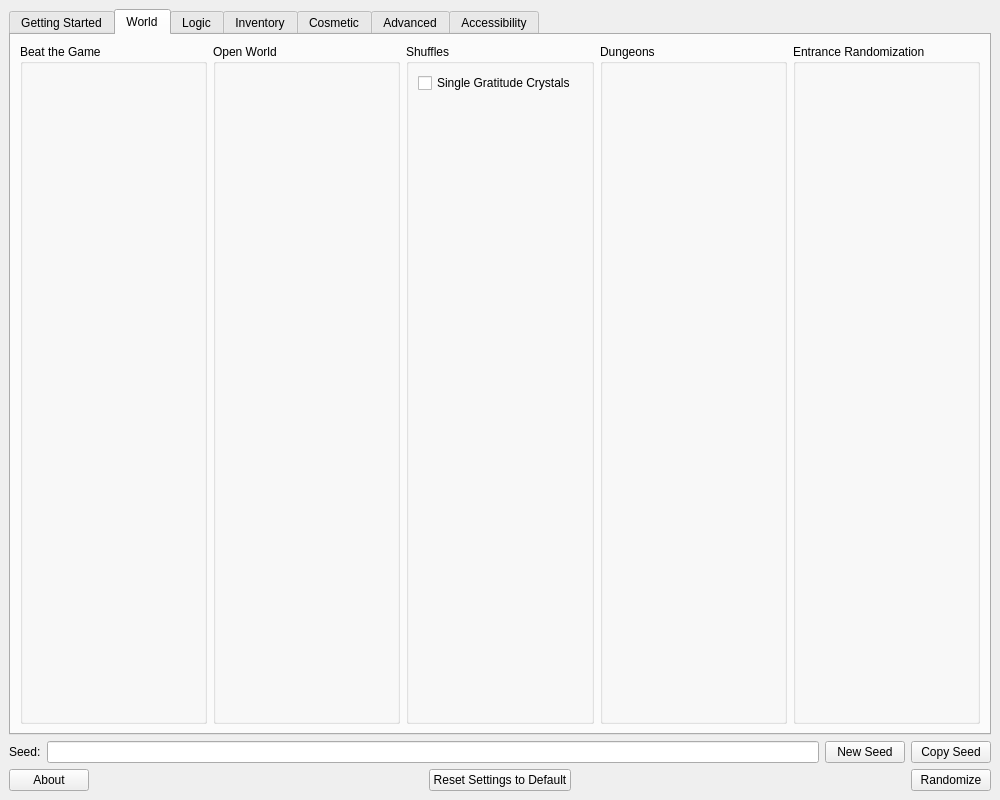
Qt form gui/ui/main.ui (mint-choc-chip-skyblade/sshd-rando) before a commit.
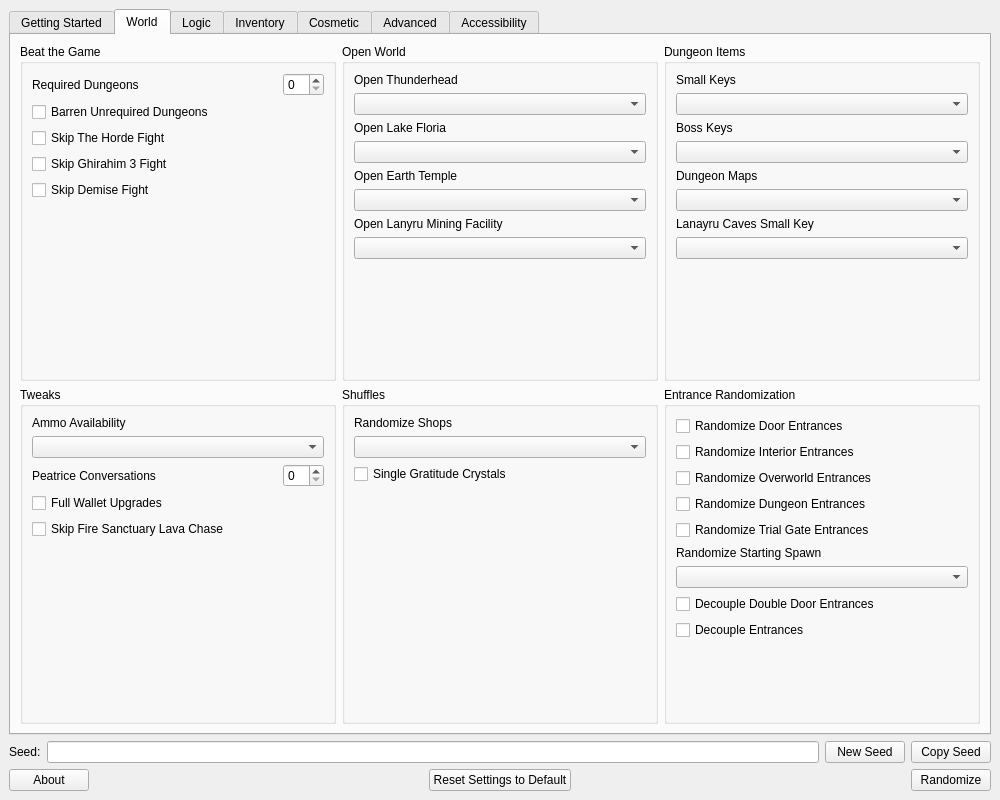
The same form after that commit. The open tabs and pages were chosen to show the change.

Commit message: Load and save most settings from config.yaml

What changed in the file:
```diff
--- a/gui/ui/main.ui
+++ b/gui/ui/main.ui
@@ -377,57 +377,23 @@
        <attribute name="title">
         <string>World</string>
        </attribute>
-       <layout class="QHBoxLayout" name="horizontalLayout_5">
-        <item>
-         <widget class="QGroupBox" name="beat_the_game_group_box">
-          <property name="title">
-           <string>Beat the Game</string>
-          </property>
-          <layout class="QVBoxLayout" name="verticalLayout_13">
-           <item>
-            <spacer name="beat_the_game_vspacer">
-             <property name="orientation">
-              <enum>Qt::Vertical</enum>
-             </property>
-             <property name="sizeHint" stdset="0">
-              <size>
-               <width>20</width>
-               <height>40</height>
-              </size>
-             </property>
-            </spacer>
-           </item>
-          </layout>
-         </widget>
-        </item>
-        <item>
-         <widget class="QGroupBox" name="open_world_group_box">
-          <property name="title">
-           <string>Open World</string>
-          </property>
-          <layout class="QVBoxLayout" name="verticalLayout_14">
-           <item>
-            <spacer name="open_world_vspacer">
-             <property name="orientation">
-              <enum>Qt::Vertical</enum>
-             </property>
-             <property name="sizeHint" stdset="0">
-              <size>
-               <width>20</width>
-               <height>40</height>
-              </size>
-             </property>
-            </spacer>
-           </item>
-          </layout>
-         </widget>
-        </item>
-        <item>
+       <layout class="QGridLayout" name="gridLayout_2">
+        <item row="1" column="1">
          <widget class="QGroupBox" name="shuffles_group_box">
           <property name="title">
            <string>Shuffles</string>
           </property>
           <layout class="QVBoxLayout" name="verticalLayout_15">
+           <item>
+            <widget class="QLabel" name="randomized_shops_label">
+             <property name="text">
+              <string>Randomize Shops</string>
+             </property>
+            </widget>
+           </item>
+           <item>
+            <widget class="QComboBox" name="setting_randomized_shops"/>
+           </item>
            <item>
             <widget class="QCheckBox" name="setting_shuffle_single_gratitude_crystals">
              <property name="text">
@@ -451,34 +417,71 @@
           </layout>
          </widget>
         </item>
-        <item>
-         <widget class="QGroupBox" name="dungeons_group_box">
-          <property name="title">
-           <string>Dungeons</string>
-          </property>
-          <layout class="QVBoxLayout" name="verticalLayout_16">
-           <item>
-            <spacer name="dungeons_vspacer">
-             <property name="orientation">
-              <enum>Qt::Vertical</enum>
-             </property>
-             <property name="sizeHint" stdset="0">
-              <size>
-               <width>20</width>
-               <height>40</height>
-              </size>
-             </property>
-            </spacer>
-           </item>
-          </layout>
-         </widget>
-        </item>
-        <item>
+        <item row="1" column="2">
          <widget class="QGroupBox" name="entrance_randomization_group_box">
           <property name="title">
            <string>Entrance Randomization</string>
           </property>
           <layout class="QVBoxLayout" name="verticalLayout_17">
+           <item>
+            <widget class="QCheckBox" name="setting_randomize_door_entrances">
+             <property name="text">
+              <string>Randomize Door Entrances</string>
+             </property>
+            </widget>
+           </item>
+           <item>
+            <widget class="QCheckBox" name="setting_randomize_interior_entrances">
+             <property name="text">
+              <string>Randomize Interior Entrances</string>
+             </property>
+            </widget>
+           </item>
+           <item>
+            <widget class="QCheckBox" name="setting_randomize_overworld_entrances">
+             <property name="text">
+              <string>Randomize Overworld Entrances</string>
+             </property>
+            </widget>
+           </item>
+           <item>
+            <widget class="QCheckBox" name="setting_randomize_dungeon_entrances">
+             <property name="text">
+              <string>Randomize Dungeon Entrances</string>
+             </property>
+            </widget>
+           </item>
+           <item>
+            <widget class="QCheckBox" name="setting_randomize_trial_gate_entrances">
+             <property name="text">
+              <string>Randomize Trial Gate Entrances</string>
+             </property>
+            </widget>
+           </item>
+           <item>
+            <widget class="QLabel" name="random_starting_spawn_label">
+             <property name="text">
+              <string>Randomize Starting Spawn</string>
+             </property>
+            </widget>
+           </item>
+           <item>
+            <widget class="QComboBox" name="setting_random_starting_spawn"/>
+           </item>
+           <item>
+            <widget class="QCheckBox" name="setting_decouple_double_doors">
+             <property name="text">
+              <string>Decouple Double Door Entrances</string>
+             </property>
+            </widget>
+           </item>
+           <item>
+            <widget class="QCheckBox" name="setting_decouple_entrances">
+             <property name="text">
+              <string>Decouple Entrances</string>
+             </property>
+            </widget>
+           </item>
            <item>
             <spacer name="entrance_randomization_vspacer">
              <property name="orientation">
@@ -495,6 +498,274 @@
           </layout>
          </widget>
         </item>
+        <item row="0" column="1">
+         <widget class="QGroupBox" name="open_world_group_box">
+          <property name="title">
+           <string>Open World</string>
+          </property>
+          <layout class="QVBoxLayout" name="verticalLayout_14">
+           <item>
+            <widget class="QLabel" name="open_thunderhead_label">
+             <property name="text">
+              <string>Open Thunderhead</string>
+             </property>
+            </widget>
+           </item>
+           <item>
+            <widget class="QComboBox" name="setting_open_thunderhead"/>
+           </item>
+           <item>
+            <widget class="QLabel" name="open_lake_floria_label">
+             <property name="text">
+              <string>Open Lake Floria</string>
+             </property>
+            </widget>
+           </item>
+           <item>
+            <widget class="QComboBox" name="setting_open_lake_floria"/>
+           </item>
+           <item>
+            <widget class="QLabel" name="open_earth_temple_label">
+             <property name="text">
+              <string>Open Earth Temple</string>
+             </property>
+            </widget>
+           </item>
+           <item>
+            <widget class="QComboBox" name="setting_open_earth_temple"/>
+           </item>
+           <item>
+            <widget class="QLabel" name="open_lmf_label">
+             <property name="text">
+              <string>Open Lanyru Mining Facility</string>
+             </property>
+            </widget>
+           </item>
+           <item>
+            <widget class="QComboBox" name="setting_open_lmf"/>
+           </item>
+           <item>
+            <spacer name="open_world_vspacer">
+             <property name="orientation">
+              <enum>Qt::Vertical</enum>
+             </property>
+             <property name="sizeHint" stdset="0">
+              <size>
+               <width>20</width>
+               <height>40</height>
+              </size>
+             </property>
+            </spacer>
+           </item>
+          </layout>
+         </widget>
+        </item>
+        <item row="1" column="0">
+         <widget class="QGroupBox" name="tweaks_group_box">
+          <property name="title">
+           <string>Tweaks</string>
+          </property>
+          <layout class="QVBoxLayout" name="verticalLayout">
+           <item>
+            <widget class="QLabel" name="ammo_availability_label">
+             <property name="text">
+              <string>Ammo Availability</string>
+             </property>
+            </widget>
+           </item>
+           <item>
+            <widget class="QComboBox" name="setting_ammo_availability"/>
+           </item>
+           <item>
+            <layout class="QHBoxLayout" name="peatrice_conversations_layout">
+             <item>
+              <widget class="QLabel" name="peatrice_conversations_label">
+               <property name="sizePolicy">
+                <sizepolicy hsizetype="Preferred" vsizetype="Preferred">
+                 <horstretch>0</horstretch>
+                 <verstretch>0</verstretch>
+                </sizepolicy>
+               </property>
+               <property name="text">
+                <string>Peatrice Conversations</string>
+               </property>
+              </widget>
+             </item>
+             <item>
+              <widget class="QSpinBox" name="setting_peatrice_conversations">
+               <property name="sizePolicy">
+                <sizepolicy hsizetype="Maximum" vsizetype="Fixed">
+                 <horstretch>0</horstretch>
+                 <verstretch>0</verstretch>
+                </sizepolicy>
+               </property>
+              </widget>
+             </item>
+            </layout>
+           </item>
+           <item>
+            <widget class="QCheckBox" name="setting_full_wallet_upgrades">
+             <property name="text">
+              <string>Full Wallet Upgrades</string>
+             </property>
+            </widget>
+           </item>
+           <item>
+            <widget class="QCheckBox" name="setting_fs_lava_flow">
+             <property name="text">
+              <string>Skip Fire Sanctuary Lava Chase</string>
+             </property>
+            </widget>
+           </item>
+           <item>
+            <spacer name="tweaks_vspacer">
+             <property name="orientation">
+              <enum>Qt::Vertical</enum>
+             </property>
+             <property name="sizeHint" stdset="0">
+              <size>
+               <width>20</width>
+               <height>163</height>
+              </size>
+             </property>
+            </spacer>
+           </item>
+          </layout>
+         </widget>
+        </item>
+        <item row="0" column="0">
+         <widget class="QGroupBox" name="beat_the_game_group_box">
+          <property name="title">
+           <string>Beat the Game</string>
+          </property>
+          <layout class="QVBoxLayout" name="verticalLayout_13">
+           <item>
+            <layout class="QHBoxLayout" name="required_dungeons_layout">
+             <item>
+              <widget class="QLabel" name="required_dungeons_label">
+               <property name="text">
+                <string>Required Dungeons</string>
+               </property>
+              </widget>
+             </item>
+             <item>
+              <widget class="QSpinBox" name="setting_required_dungeons">
+               <property name="sizePolicy">
+                <sizepolicy hsizetype="Maximum" vsizetype="Fixed">
+                 <horstretch>0</horstretch>
+                 <verstretch>0</verstretch>
+                </sizepolicy>
+               </property>
+              </widget>
+             </item>
+            </layout>
+           </item>
+           <item>
+            <widget class="QCheckBox" name="setting_empty_unrequired_dungeons">
+             <property name="text">
+              <string>Barren Unrequired Dungeons</string>
+             </property>
+            </widget>
+           </item>
+           <item>
+            <widget class="QCheckBox" name="setting_skip_horde">
+             <property name="text">
+              <string>Skip The Horde Fight</string>
+             </property>
+            </widget>
+           </item>
+           <item>
+            <widget class="QCheckBox" name="setting_skip_g3">
+             <property name="text">
+              <string>Skip Ghirahim 3 Fight</string>
+             </property>
+            </widget>
+           </item>
+           <item>
+            <widget class="QCheckBox" name="setting_skip_demise">
+             <property name="text">
+              <string>Skip Demise Fight</string>
+             </property>
+            </widget>
+           </item>
+           <item>
+            <spacer name="beat_the_game_vspacer">
+             <property name="orientation">
+              <enum>Qt::Vertical</enum>
+             </property>
+             <property name="sizeHint" stdset="0">
+              <size>
+               <width>20</width>
+               <height>40</height>
+              </size>
+             </property>
+            </spacer>
+           </item>
+          </layout>
+         </widget>
+        </item>
+        <item row="0" column="2">
+         <widget class="QGroupBox" name="dungeons_group_box">
+          <property name="title">
+           <string>Dungeon Items</string>
+          </property>
+          <layout class="QVBoxLayout" name="verticalLayout_16">
+           <item>
+            <widget class="QLabel" name="small_keys_label">
+             <property name="text">
+              <string>Small Keys</string>
+             </property>
+            </widget>
+           </item>
+           <item>
+            <widget class="QComboBox" name="setting_small_keys"/>
+           </item>
+           <item>
+            <widget class="QLabel" name="boss_keys_label">
+             <property name="text">
+              <string>Boss Keys</string>
+             </property>
+            </widget>
+           </item>
+           <item>
+            <widget class="QComboBox" name="setting_boss_keys"/>
+           </item>
+           <item>
+            <widget class="QLabel" name="map_mode_label">
+             <property name="text">
+              <string>Dungeon Maps</string>
+             </property>
+            </widget>
+           </item>
+           <item>
+            <widget class="QComboBox" name="setting_map_mode"/>
+           </item>
+           <item>
+            <widget class="QLabel" name="lanayru_caves_key_label">
+             <property name="text">
+              <string>Lanayru Caves Small Key</string>
+             </property>
+            </widget>
+           </item>
+           <item>
+            <widget class="QComboBox" name="setting_lanayru_caves_key"/>
+           </item>
+           <item>
+            <spacer name="dungeons_vspacer">
+             <property name="orientation">
+              <enum>Qt::Vertical</enum>
+             </property>
+             <property name="sizeHint" stdset="0">
+              <size>
+               <width>20</width>
+               <height>40</height>
+              </size>
+             </property>
+            </spacer>
+           </item>
+          </layout>
+         </widget>
+        </item>
        </layout>
       </widget>
       <widget class="QWidget" name="logic_tab">
```
Left out of the diff: 82 changed lines with no effect on the pictures. The commit also changes 3 other files.
